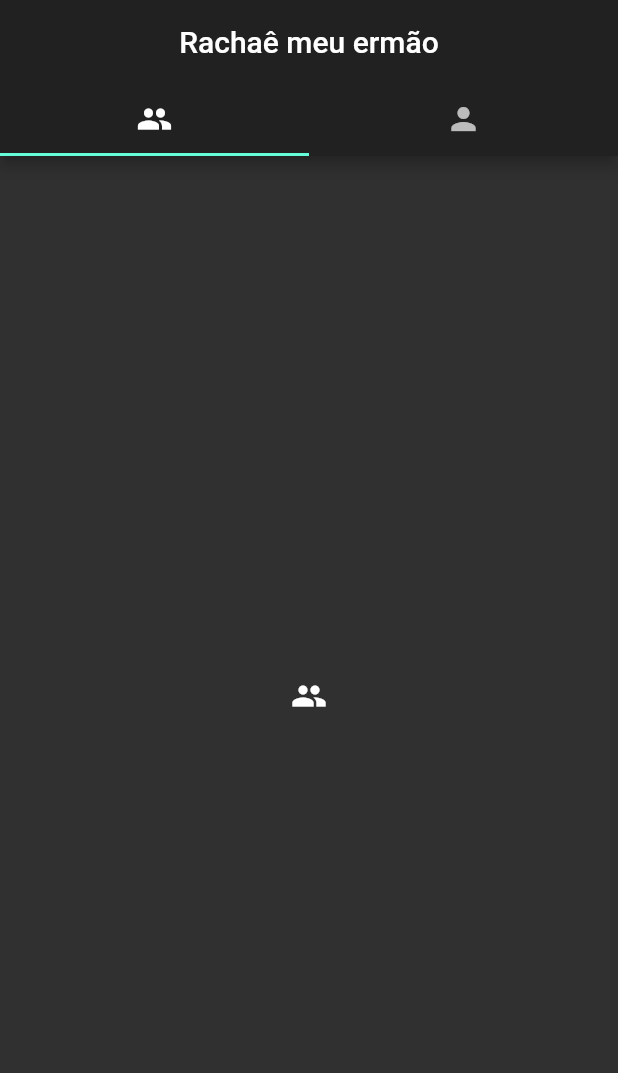
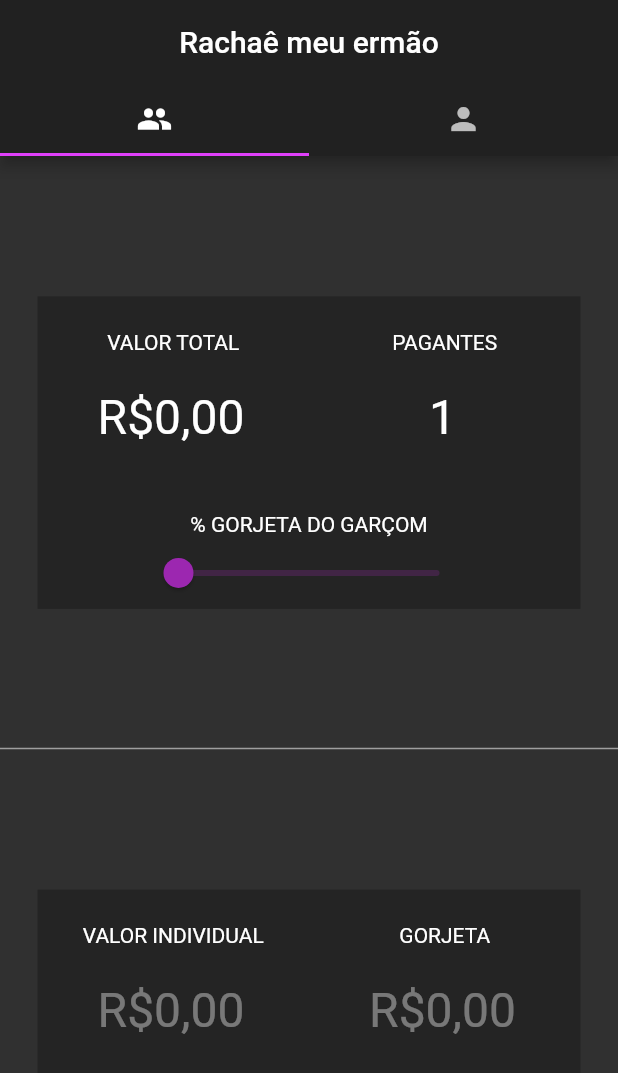
Before and after one commit to aeternam-eng/Racha-Conta, a Flutter app: the screen it shows after launch, on a phone screen of 412 x 824 dp. Shown: the top 1073 px of the screen. Run offline on Flutter 3.47's test engine with Material 2 defaults, Android fonts, the phone set to English and light mode, and no system bars; our stand-ins replace flutter_masked_text, rxdart; missing offline and left inert: bloc_pattern.

Commit message:
Overview page layout done. Begun adding bloc.

```diff
--- a/lib/app/app.dart
+++ b/lib/app/app.dart
@@ -9,7 +9,8 @@ class AppWidget extends StatelessWidget {
       title: 'Meu Aplicativo',
       theme: ThemeData(
         brightness: Brightness.dark,
-        //primarySwatch: Colors.blue,
+        primarySwatch: Colors.purple,
+        accentColor: Colors.purpleAccent,
         visualDensity: VisualDensity.adaptivePlatformDensity,
       ),
       home: HomePage(),
--- /dev/null
+++ b/lib/app/blocs/overview_bloc.dart
@@ -0,0 +1,38 @@
+import 'dart:async';
+
+import 'package:bloc_pattern/bloc_pattern.dart';
+import 'package:flutter/cupertino.dart';
+import 'package:rxdart/rxdart.dart';
+
+class OverviewBloc extends BlocBase {
+  final _currentValueStreamController = BehaviorSubject<double>.seeded(0.0);
+  final _payingStreamController = BehaviorSubject<double>.seeded(0.0);
+  final _individualValueStreamController = BehaviorSubject<double>.seeded(0.0);
+  final _waiterValueStreamController = BehaviorSubject<double>.seeded(0.0);
+
+  Stream<double> get outCurrentValue => _currentValueStreamController.stream;
+  Sink<double> get inCurrentValue => _currentValueStreamController.sink;
+  double get currentValue => _currentValueStreamController.value;
+
+  Stream<double> get outPaying => _payingStreamController.stream;
+  Sink<double> get inPaying => _payingStreamController.sink;
+  double get paying => _payingStreamController.value;
+
+  Stream<double> get outIndividual => _individualValueStreamController.stream;
+  Sink<double> get inIndividual => _individualValueStreamController.sink;
+  double get individual => _individualValueStreamController.value;
+
+  Stream<double> get outWaiter => _waiterValueStreamController.stream;
+  Sink<double> get inWaiter => _waiterValueStreamController.sink;
+  double get waiter => _waiterValueStreamController.value;
+
+  void calculate() {}
+
+  @override
+  void dispose() {
+    _currentValueStreamController.close();
+    _payingStreamController.close();
+    _individualValueStreamController.close();
+    _waiterValueStreamController.close();
+  }
+}
--- a/lib/app/pages/home_page.dart
+++ b/lib/app/pages/home_page.dart
@@ -1,6 +1,6 @@
 import 'package:flutter/material.dart';
-import 'package:hello_world/app/pages/equal_page.dart';
-import 'package:hello_world/app/pages/proportional_page.dart';
+import 'package:hello_world/app/pages/overview_page.dart';
+import 'package:hello_world/app/pages/individual_page.dart';
 
 class HomePage extends StatefulWidget {
   @override
@@ -25,8 +25,8 @@ class _HomePageState extends State<HomePage> {
         ),
         body: TabBarView(
           children: [
-            Icon(Icons.group),
-            Icon(Icons.person),
+            OverviewPage(),
+            IndividualPage(),
           ],
         ),
       ),
--- a/lib/app/pages/equal_page.dart
+++ b/lib/app/pages/individual_page.dart
@@ -1,11 +1,11 @@
 import 'package:flutter/material.dart';
 
-class EqualPage extends StatefulWidget {
+class IndividualPage extends StatefulWidget {
   @override
-  _EqualPageState createState() => _EqualPageState();
+  _IndividualPageState createState() => _IndividualPageState();
 }
 
-class _EqualPageState extends State<EqualPage> {
+class _IndividualPageState extends State<IndividualPage> {
   @override
   Widget build(BuildContext context) {
     return Scaffold(
--- /dev/null
+++ b/lib/app/pages/overview_page.dart
@@ -0,0 +1,90 @@
+import 'package:flutter/material.dart';
+import 'package:flutter_masked_text/flutter_masked_text.dart';
+import 'package:hello_world/app/blocs/overview_bloc.dart';
+import 'package:hello_world/app/widgets/numbertile_widget.dart';
+import 'package:hello_world/app/widgets/percentagetile_widget.dart';
+
+class OverviewPage extends StatefulWidget {
+  @override
+  _OverviewPageState createState() => _OverviewPageState();
+}
+
+class _OverviewPageState extends State<OverviewPage> {
+  OverviewBloc _bloc;
+
+  @override
+  void initState() {
+    _bloc = OverviewBloc();
+    super.initState();
+  }
+
+  @override
+  void dispose() {
+    _bloc.dispose();
+    super.dispose();
+  }
+
+  @override
+  Widget build(BuildContext context) {
+    return Scaffold(
+      resizeToAvoidBottomInset: false,
+      body: Column(
+        mainAxisAlignment: MainAxisAlignment.spaceEvenly,
+        crossAxisAlignment: CrossAxisAlignment.center,
+        children: [
+          Container(
+            padding: const EdgeInsets.all(25.0),
+            child: Column(
+              children: [
+                Row(
+                  mainAxisAlignment: MainAxisAlignment.center,
+                  crossAxisAlignment: CrossAxisAlignment.center,
+                  children: [
+                    NumberTile(
+                      title: "VALOR TOTAL",
+                      maskController: MoneyMaskedTextController(
+                        initialValue: 0.00,
+                        leftSymbol: 'R\$',
+                      ),
+                    ),
+                    NumberTile(
+                      title: "PAGANTES",
+                      maskController: TextEditingController(text: "1"),
+                    ),
+                  ],
+                ),
+                PercentageTile("% GORJETA DO GARÇOM"),
+              ],
+            ),
+          ),
+          Divider(
+            color: Colors.grey,
+            height: 0.0,
+            indent: 0.0,
+            endIndent: 0.0,
+            thickness: 1.0,
+          ),
+          Container(
+            padding: const EdgeInsets.all(25.0),
+            child: Row(
+              mainAxisAlignment: MainAxisAlignment.center,
+              crossAxisAlignment: CrossAxisAlignment.center,
+              children: [
+                NumberTile(
+                  title: "VALOR INDIVIDUAL",
+                  editable: false,
+                  maskController: MoneyMaskedTextController(leftSymbol: "R\$"),
+                ),
+                NumberTile(
+                  title: "GORJETA",
+                  editable: false,
+                  maskController: MoneyMaskedTextController(leftSymbol: "R\$"),
+                ),
+              ],
+            ),
+          ),
+        ],
+      ),
+    );
+  }
+}
--- a/lib/app/pages/proportional_page.dart
+++ /dev/null
@@ -1,21 +0,0 @@
-import 'package:flutter/material.dart';
-
-class ProportionalPage extends StatefulWidget {
-  @override
-  _ProportionalPageState createState() => _ProportionalPageState();
-}
-
-class _ProportionalPageState extends State<ProportionalPage> {
-  @override
-  Widget build(BuildContext context) {
-    return Scaffold(
-      body: Container(
-        width: double.infinity,
-        child: Column(
-          mainAxisAlignment: MainAxisAlignment.center,
-          crossAxisAlignment: CrossAxisAlignment.center,
-        ),
-      ),
-    );
-  }
-}
--- /dev/null
+++ b/lib/app/widgets/numbertile_widget.dart
@@ -0,0 +1,66 @@
+import 'package:flutter/material.dart';
+import 'package:flutter/services.dart';
+
+class NumberTile extends StatefulWidget {
+  const NumberTile({
+    Key key,
+    this.title = "default",
+    this.maskController,
+    this.editable = true,
+  }) : super(key: key);
+
+  final bool editable;
+  final String title;
+  final TextEditingController maskController;
+
+  @override
+  _NumberTileState createState() => _NumberTileState();
+}
+
+class _NumberTileState extends State<NumberTile> {
+  @override
+  Widget build(BuildContext context) {
+    return Flexible(
+      child: Container(
+        height: MediaQuery.of(context).size.height / 6,
+        color: Colors.black26,
+        child: Column(
+          mainAxisAlignment: MainAxisAlignment.spaceEvenly,
+          children: [
+            Container(
+              child: Text(
+                widget.title,
+                style: TextStyle(fontFamily: "Roboto"),
+              ),
+            ),
+            Container(
+              child: TextField(
+                enabled: widget.editable,
+                showCursor: true,
+                textAlign: TextAlign.center,
+                style: TextStyle(fontSize: 32.0, fontFamily: "Roboto"),
+                keyboardType: TextInputType.number,
+                controller: widget.maskController,
+                inputFormatters: [
+                  FilteringTextInputFormatter.digitsOnly,
+                ],
+                decoration: const InputDecoration(
+                  isDense: false,
+                  isCollapsed: false,
+                  filled: false,
+                  border: InputBorder.none,
+                  enabledBorder: InputBorder.none,
+                  disabledBorder: InputBorder.none,
+                  errorBorder: InputBorder.none,
+                  focusedBorder: InputBorder.none,
+                  focusedErrorBorder: InputBorder.none,
+                  contentPadding: const EdgeInsets.only(bottom: 15.0),
+                ),
+              ),
+            ),
+          ],
+        ),
+      ),
+    );
+  }
+}
--- /dev/null
+++ b/lib/app/widgets/percentagetile_widget.dart
@@ -0,0 +1,48 @@
+import 'package:flutter/material.dart';
+
+class PercentageTile extends StatefulWidget {
+  final String title;
+
+  const PercentageTile(this.title) : super();
+
+  @override
+  _PercentageTileState createState() => _PercentageTileState();
+}
+
+class _PercentageTileState extends State<PercentageTile> {
+  double _sliderValue = 0;
+  @override
+  Widget build(BuildContext context) {
+    return Container(
+      child: Column(
+        children: [
+          Container(
+            child: Text(
+              widget.title,
+              style: TextStyle(fontFamily: "Roboto"),
+            ),
+            color: Colors.black26,
+            padding: const EdgeInsets.only(top: 7.0, bottom: 0.0),
+            alignment: Alignment.topCenter,
+          ),
+          Container(
+            width: double.infinity,
+            child: Slider(
+                value: _sliderValue,
+                min: 0,
+                max: 150,
+                label: '$_sliderValue',
+                onChanged: (double newValue) {
+                  setState(() {
+                    _sliderValue = newValue;
+                  });
+                }),
+            color: Colors.black26,
+            padding: const EdgeInsets.only(right: 70.0, left: 70.0),
+            alignment: Alignment.topCenter,
+          ),
+        ],
+      ),
+    );
+  }
+}
```
Also changed, not shown: pubspec.yaml (+4 -3 lines), pubspec.lock.
